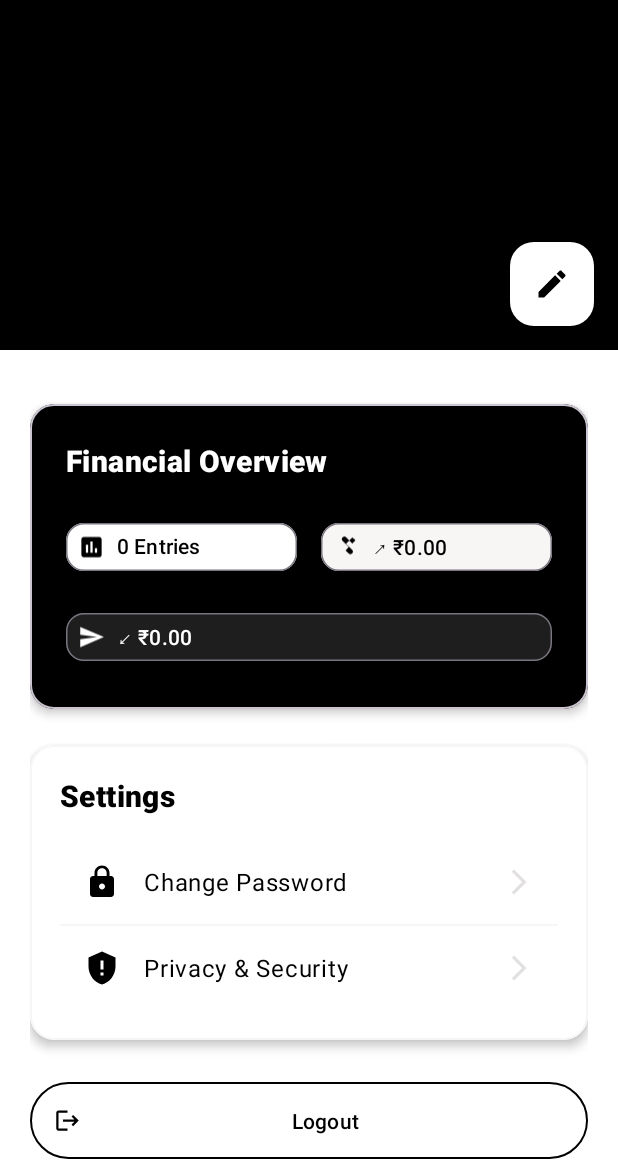
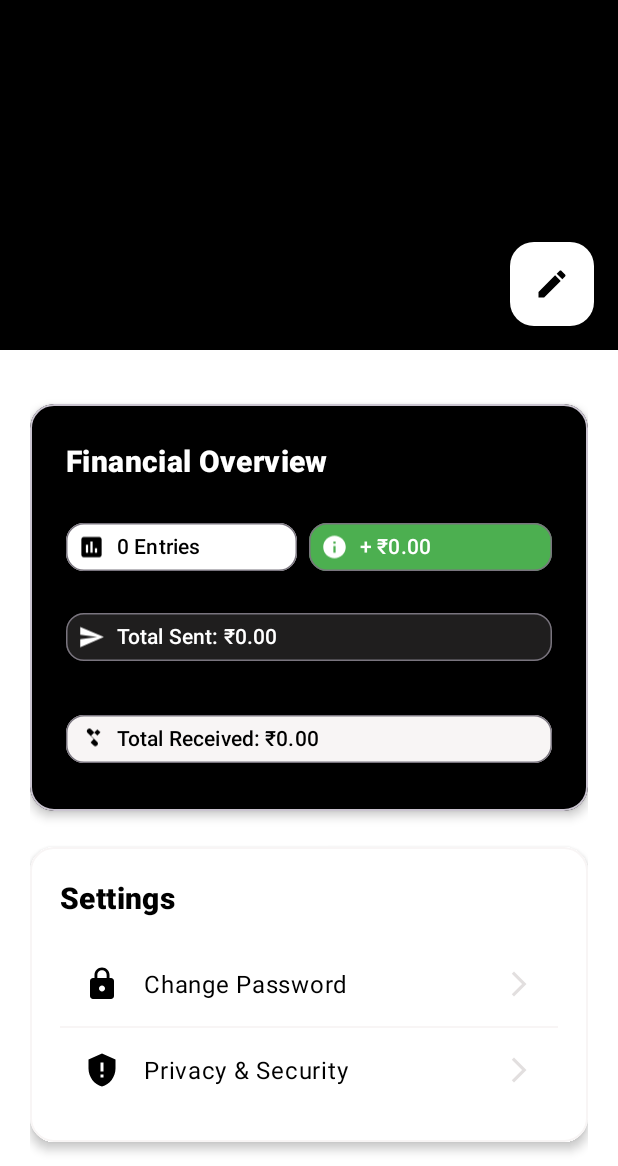
Before and after one commit to skp3214/FinancePal, an Android app: the UserProfileActivity screen opened directly, with no data from a screen before it, on a phone screen of 412 x 824 dp, the part 70-1236 px from its top. Run offline under Robolectric (Android 15) with nearby library versions, the phone set to English and light mode, and no system bars; our stand-ins replace Firebase (no records; nobody signed in at launch, a user with empty details on screens opened directly); pictures from the network do not load.

Commit message:
Enhance UserProfileActivity; add net balance chip with dynamic color coding and update statistics UI

```diff
--- a/app/src/main/java/com/skp3214/financepal/view/UserProfileActivity.kt
+++ b/app/src/main/java/com/skp3214/financepal/view/UserProfileActivity.kt
@@ -29,6 +29,8 @@ import kotlinx.coroutines.launch
 import kotlinx.coroutines.tasks.await
 import java.text.NumberFormat
 import java.util.Locale
+import androidx.core.graphics.toColorInt
+import kotlin.math.abs
 
 class UserProfileActivity : AppCompatActivity() {
     private lateinit var auth: EmailPasswordFirebaseAuth
@@ -45,6 +47,7 @@ class UserProfileActivity : AppCompatActivity() {
     private lateinit var totalEntriesChip: com.google.android.material.chip.Chip
     private lateinit var receivedChip: com.google.android.material.chip.Chip
     private lateinit var sentChip: com.google.android.material.chip.Chip
+    private lateinit var netBalanceChip: com.google.android.material.chip.Chip
     private lateinit var changePasswordLayout: LinearLayout
     private lateinit var privacyLayout: LinearLayout
     private lateinit var logoutButton: MaterialButton
@@ -97,6 +100,7 @@ class UserProfileActivity : AppCompatActivity() {
         totalEntriesChip = findViewById(R.id.totalEntriesChip)
         receivedChip = findViewById(R.id.receivedChip)
         sentChip = findViewById(R.id.sentChip)
+        netBalanceChip = findViewById(R.id.netBalanceChip)
         changePasswordLayout = findViewById(R.id.changePasswordLayout)
         privacyLayout = findViewById(R.id.privacyLayout)
         logoutButton = findViewById(R.id.btn_logout)
@@ -171,9 +175,27 @@ class UserProfileActivity : AppCompatActivity() {
     private fun updateStatisticsUI(entries: Int, received: Double, sent: Double) {
         val currencyFormat = NumberFormat.getCurrencyInstance(Locale("en", "IN"))
 
-        totalEntriesChip.text = "$entries Entries"
-        receivedChip.text = "↗ ${currencyFormat.format(received)}"
-        sentChip.text = "↙ ${currencyFormat.format(sent)}"
+        "$entries Entries".also { totalEntriesChip.text = it }
+        "Total Received: ${currencyFormat.format(received)}".also { receivedChip.text = it }
+        "Total Sent: ${currencyFormat.format(sent)}".also { sentChip.text = it }
+
+        // Calculate and display difference amount with +/- and color coding
+        val netBalance = received - sent
+        val balanceText = if (netBalance >= 0) {
+            "+ ${currencyFormat.format(netBalance)}"
+        } else {
+            val newNetBalance = abs(netBalance)
+            "- ${currencyFormat.format(newNetBalance)}"
+        }
+        netBalanceChip.text = balanceText
+
+        // Change color based on positive/negative balance
+        val balanceColor = if (netBalance >= 0) {
+            "#4CAF50".toColorInt() // Green for surplus
+        } else {
+            "#F44336".toColorInt() // Red for loss
+        }
+        netBalanceChip.chipBackgroundColor = android.content.res.ColorStateList.valueOf(balanceColor)
     }
 
     private fun setupClickListeners() {
--- /dev/null
+++ b/app/src/main/res/drawable/ic_balance.xml
@@ -0,0 +1,9 @@
+<vector xmlns:android="http://schemas.android.com/apk/res/android"
+    android:width="24dp"
+    android:height="24dp"
+    android:viewportWidth="24"
+    android:viewportHeight="24">
+  <path
+      android:fillColor="#FF000000"
+      android:pathData="M12,2C6.48,2 2,6.48 2,12s4.48,10 10,10 10,-4.48 10,-10S17.52,2 12,2zM13,17h-2v-6h2v6zM13,9h-2L11,7h2v2z"/>
+</vector>
--- a/app/src/main/res/layout/activity_user_profile.xml
+++ b/app/src/main/res/layout/activity_user_profile.xml
@@ -53,6 +53,7 @@
                     android:layout_width="wrap_content"
                     android:layout_height="wrap_content"
                     android:layout_margin="16dp"
+                    android:contentDescription="profile fab"
                     android:backgroundTint="@color/white"
                     android:src="@drawable/baseline_edit_24"
                     app:fabSize="mini"
@@ -168,24 +169,25 @@
                         android:orientation="vertical"
                         app:layout_constraintGuide_percent="0.5" />
 
-                    <!-- Received Amount Chip -->
+                    <!-- Net Balance Chip -->
+
                     <com.google.android.material.chip.Chip
-                        android:id="@+id/receivedChip"
+                        android:id="@+id/netBalanceChip"
                         android:layout_width="0dp"
                         android:layout_height="wrap_content"
-                        android:layout_marginStart="8dp"
+                        android:layout_marginTop="20dp"
                         android:text="₹0"
-                        android:textColor="@color/black"
+                        android:textColor="@color/white"
                         android:textStyle="bold"
-                        app:chipBackgroundColor="@color/lightgrey"
+                        app:chipBackgroundColor="@color/primary_color"
                         app:chipCornerRadius="12dp"
-                        app:chipIcon="@drawable/ic_received"
-                        app:chipIconTint="@color/black"
+                        app:chipIcon="@drawable/ic_balance"
+                        app:chipIconTint="@color/white"
                         app:layout_constraintEnd_toEndOf="parent"
+                        app:layout_constraintHorizontal_bias="1.0"
                         app:layout_constraintStart_toEndOf="@id/guideline1"
-                        app:layout_constraintTop_toTopOf="@id/totalEntriesChip" />
+                        app:layout_constraintTop_toBottomOf="@id/statsTitle" />
 
-                    <!-- Sent Amount Chip -->
                     <com.google.android.material.chip.Chip
                         android:id="@+id/sentChip"
                         android:layout_width="0dp"
@@ -201,6 +203,25 @@
                         app:layout_constraintEnd_toEndOf="parent"
                         app:layout_constraintStart_toStartOf="parent"
                         app:layout_constraintTop_toBottomOf="@id/totalEntriesChip" />
+
+                    <!-- Total Received Chip -->
+                    <com.google.android.material.chip.Chip
+                        android:id="@+id/receivedChip"
+                        android:layout_width="0dp"
+                        android:layout_height="wrap_content"
+                        android:layout_marginTop="20dp"
+                        android:text="₹0"
+                        android:textColor="@color/black"
+                        android:textStyle="bold"
+                        app:chipBackgroundColor="@color/lightgrey"
+                        app:chipCornerRadius="12dp"
+                        app:chipIcon="@drawable/ic_received"
+                        app:chipIconTint="@color/black"
+                        app:layout_constraintEnd_toEndOf="parent"
+                        app:layout_constraintStart_toStartOf="parent"
+                        app:layout_constraintTop_toBottomOf="@id/sentChip"
+
+                        />
 
                 </androidx.constraintlayout.widget.ConstraintLayout>
             </com.google.android.material.card.MaterialCardView>
@@ -255,6 +276,7 @@
                         <ImageView
                             android:layout_width="24dp"
                             android:layout_height="24dp"
+                            android:contentDescription="baseline lock"
                             android:src="@drawable/baseline_lock_24"
                             app:tint="@color/black" />
 
@@ -270,6 +292,7 @@
                         <ImageView
                             android:layout_width="20dp"
                             android:layout_height="20dp"
+                            android:contentDescription="forward arrow"
                             android:src="@drawable/baseline_arrow_forward_ios_24"
                             app:tint="@color/grey" />
 
@@ -301,6 +324,7 @@
                         <ImageView
                             android:layout_width="24dp"
                             android:layout_height="24dp"
+                            android:contentDescription="privacy"
                             android:src="@drawable/baseline_privacy_tip_24"
                             app:tint="@color/black" />
 
@@ -316,6 +340,7 @@
                         <ImageView
                             android:layout_width="20dp"
                             android:layout_height="20dp"
+                            android:contentDescription="arrow forward"
                             android:src="@drawable/baseline_arrow_forward_ios_24"
                             app:tint="@color/grey" />
 
```
